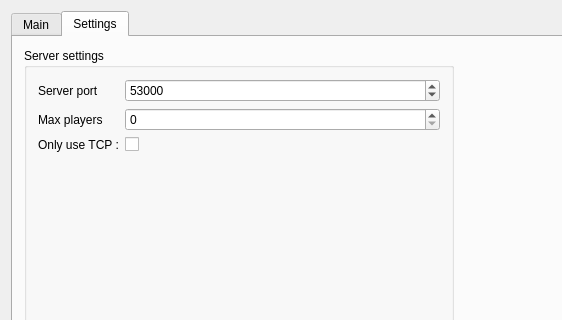
First picture: the form in GhostServer/mainwindow.ui, repository p2sr/GhostServer, before the edit; both pictures show x 0 to 562 and y 0 to 320 of the 978 by 600 pixel window.
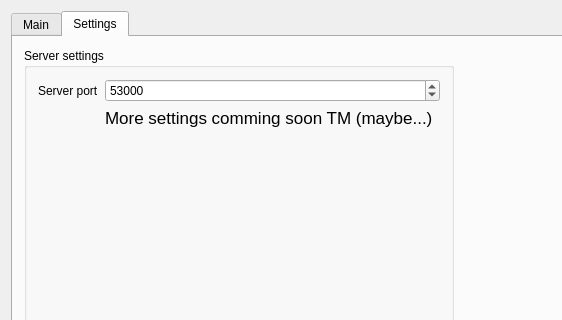
Second picture: the form after the edit. The open tabs and pages were chosen to show the change.

The edit to the form file:
```diff
--- a/GhostServer/mainwindow.ui
+++ b/GhostServer/mainwindow.ui
@@ -178,27 +178,15 @@
             </property>
            </widget>
           </item>
-          <item row="1" column="0">
-           <widget class="QLabel" name="label_3">
-            <property name="text">
-             <string>Max players</string>
-            </property>
-           </widget>
-          </item>
           <item row="1" column="1">
-           <widget class="QSpinBox" name="maxPlayers"/>
-          </item>
-          <item row="2" column="0">
            <widget class="QLabel" name="label">
-            <property name="text">
-             <string>Only use TCP :</string>
+            <property name="font">
+             <font>
+              <pointsize>13</pointsize>
+             </font>
             </property>
-           </widget>
-          </item>
-          <item row="2" column="1">
-           <widget class="QCheckBox" name="tcpOnly">
             <property name="text">
-             <string/>
+             <string>More settings comming soon TM (maybe...)</string>
             </property>
            </widget>
           </item>
```
Left out of the diff: 14 changed lines with no effect on the pictures.
